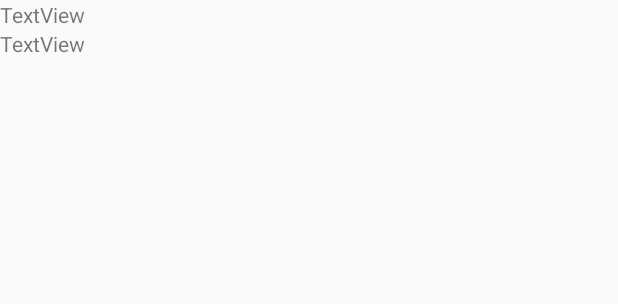
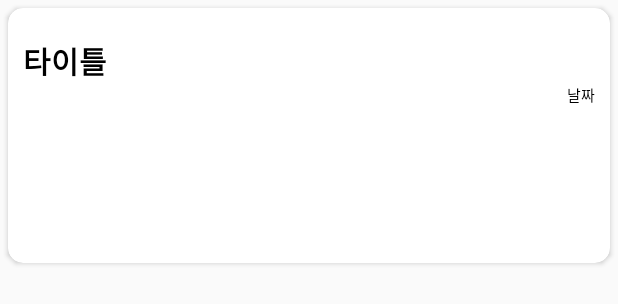
Before and after one commit to KimBoKyu/SNS_Project_FMW, an Android app: the layout item_mlist.xml on its own in the app's theme, with its tools: preview values and no code run, on a phone screen of 412 x 824 dp. Shown: the top 304 px of the screen. Run offline under Robolectric (Android 15) with nearby library versions, the phone set to English and light mode, and no system bars.

Commit message:
13Sep2019_sujin

```diff
--- a/app/src/main/res/layout/fragment_user_info.xml
+++ b/app/src/main/res/layout/fragment_user_info.xml
@@ -135,11 +135,11 @@
 
                 android:id="@+id/myTitleListView"
                 android:layout_width="370dp"
-                android:layout_height="209dp"
+                android:layout_height="271dp"
                 android:layout_gravity="center"
                 android:layout_marginTop="10dp"
                 android:divider="#00000000"
-                android:dividerHeight="30dp">
+                android:dividerHeight="15dp">
 
             </ListView>
 
--- a/app/src/main/res/layout/item_mlist.xml
+++ b/app/src/main/res/layout/item_mlist.xml
@@ -1,17 +1,49 @@
 <?xml version="1.0" encoding="utf-8"?>
-<LinearLayout xmlns:android="http://schemas.android.com/apk/res/android"
-    android:orientation="vertical" android:layout_width="match_parent"
-    android:layout_height="match_parent">
+<androidx.cardview.widget.CardView xmlns:android="http://schemas.android.com/apk/res/android"
+    xmlns:app="http://schemas.android.com/apk/res-auto"
+    xmlns:tools="http://schemas.android.com/tools"
+    android:layout_width="match_parent"
+    android:layout_height="170dp"
+    android:layout_margin="5dp"
+    app:cardCornerRadius="10dp">
+
+            <LinearLayout
+                android:layout_width="match_parent"
+                android:layout_height="70dp"
+                android:orientation="vertical"
+                >
 
                 <TextView
                     android:id="@+id/mtitle"
-        android:layout_width="match_parent"
+                    android:layout_width="150dp"
                     android:layout_height="wrap_content"
-        android:text="TextView" />
+                    android:layout_weight="1"
+                    android:textColor="#000000"
+                    android:textSize="20sp"
+                    android:textStyle="bold"
+                    android:singleLine="true"
+                    android:layout_marginTop="20dp"
+                    android:layout_marginLeft="10dp"
+                    tools:text="타이틀" />
 
                 <TextView
                     android:id="@+id/createAt"
-        android:layout_width="match_parent"
+                    android:layout_width="wrap_content"
                     android:layout_height="wrap_content"
-        android:text="TextView" />
+                    android:layout_gravity="right"
+                    android:layout_weight="1"
+                    android:textColor="#000000"
+                    android:textSize="10sp"
+                    android:singleLine="true"
+                    android:layout_marginRight="10dp"
+                    android:layout_marginBottom="5dp"
+                    tools:text="날짜" />
+
             </LinearLayout>
+
+
+
+
+
+
+</androidx.cardview.widget.CardView>
```
Also changed, not shown: app/src/main/java/com/example/sns_project/MlistInfo.java (+4 -4 lines), app/src/main/java/com/example/sns_project/fragment/UserInfoFragment.java (+7 -3 lines). Lines whose indentation alone changed are shown as unchanged.
